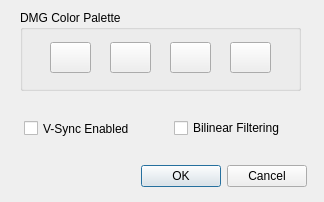
Qt form platforms/qt-shared/VideoSettings.ui (drhelius/Gearboy) before a commit.
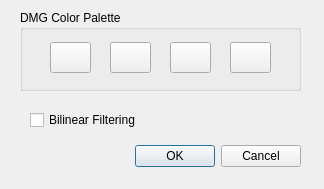
The same form after that commit.

Commit message: video settings improved

```diff
--- a/platforms/qt-shared/VideoSettings.ui
+++ b/platforms/qt-shared/VideoSettings.ui
@@ -7,7 +7,7 @@
     <x>0</x>
     <y>0</y>
     <width>324</width>
-    <height>202</height>
+    <height>189</height>
    </rect>
   </property>
   <property name="windowTitle">
@@ -19,8 +19,8 @@
   <widget class="QDialogButtonBox" name="buttonBox">
    <property name="geometry">
     <rect>
-     <x>16</x>
-     <y>160</y>
+     <x>10</x>
+     <y>140</y>
      <width>291</width>
      <height>32</height>
     </rect>
@@ -97,24 +97,11 @@
     </property>
    </widget>
   </widget>
-  <widget class="QCheckBox" name="checkBoxVSync">
-   <property name="geometry">
-    <rect>
-     <x>24</x>
-     <y>120</y>
-     <width>131</width>
-     <height>17</height>
-    </rect>
-   </property>
-   <property name="text">
-    <string>V-Sync Enabled</string>
-   </property>
-  </widget>
   <widget class="QCheckBox" name="checkBoxFilter">
    <property name="geometry">
     <rect>
-     <x>174</x>
-     <y>118</y>
+     <x>30</x>
+     <y>110</y>
      <width>141</width>
      <height>20</height>
     </rect>
```
Left out of the diff: 76 changed lines with no effect on the pictures. The commit also changes 8 other files.
